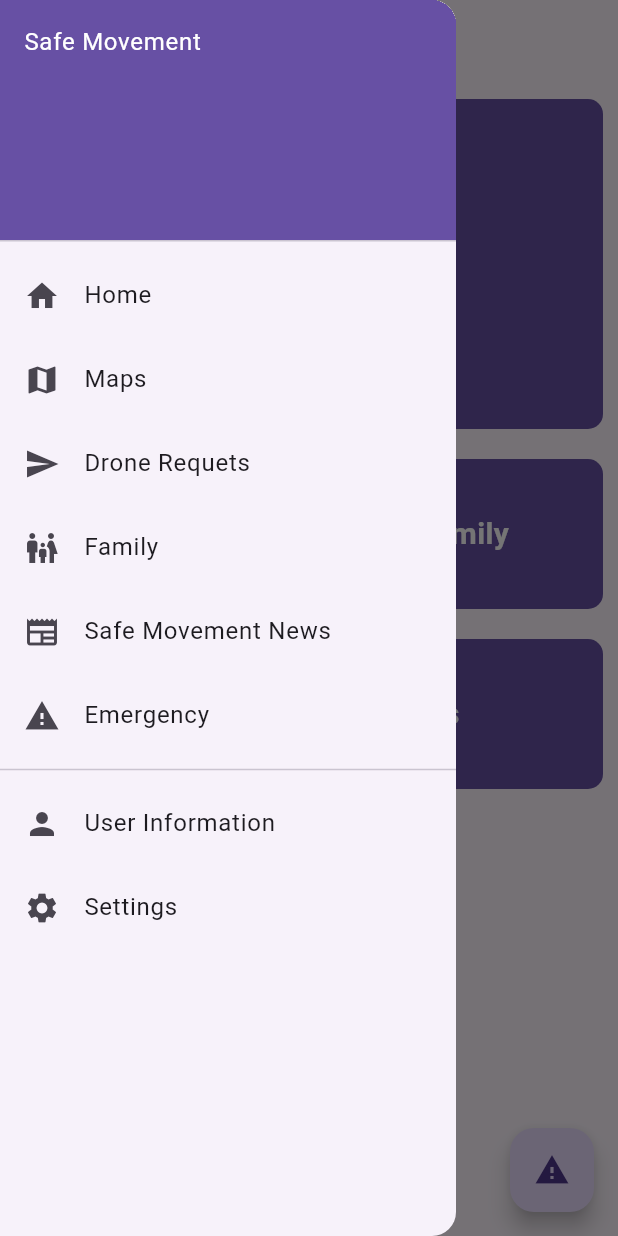
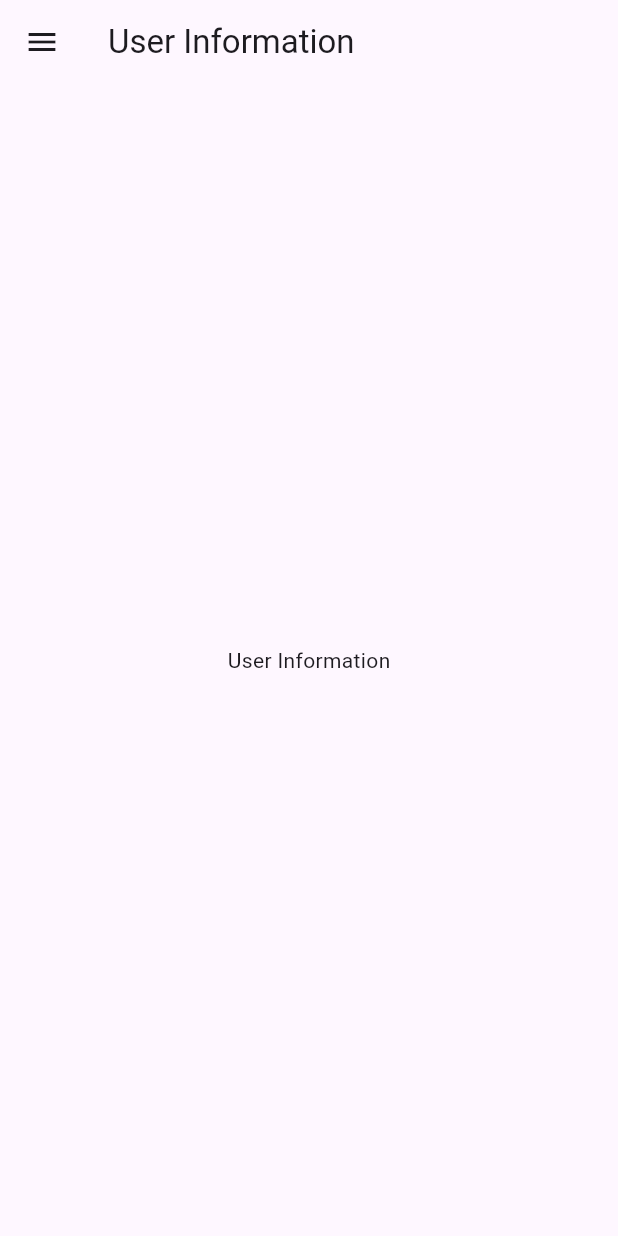
Before and after one commit to GDSCSafeMovement/safe_movement_app, a Flutter app: the MainScreen screen opened directly, in the side drawer, after a tap on "User Information", on a phone screen of 412 x 824 dp. Run offline on Flutter 3.47's test engine with Material 2 defaults, Android fonts, the phone set to English and light mode, and no system bars; our stand-ins replace cloud_firestore, firebase_auth, firebase_core, flutter_lorem, get, google_maps_flutter; missing offline and left inert: google_maps_flutter_android, google_maps_flutter_platform_interface; accounts and stored records are empty; generated files the repository leaves out were written again.

Commit message:
Feat: add user information screen as dummy

```diff
--- a/lib/screen/main_screen.dart
+++ b/lib/screen/main_screen.dart
@@ -7,6 +7,7 @@ import './drone_request/drone_request_screen.dart';
 import './emergency_screen.dart';
 import 'family/family_screen.dart';
 import 'safe_movement_news/safe_movement_news_screen.dart';
+import './user_information_screen.dart';
 
 class MainScreen extends StatefulWidget {
   const MainScreen({ super.key });
@@ -106,7 +107,10 @@ class _MainScreenState extends State<MainScreen> {
               ListTile(
                 leading: const Icon(Icons.person),
                 title: const Text("User Information"),
-                onTap: () {},
+                onTap: () {
+                  setWidget("User Information", const UserInformationScreen());
+                  Get.back();
+                },
               ),
               ListTile(
                 leading: const Icon(Icons.settings),
--- /dev/null
+++ b/lib/screen/user_information_screen.dart
@@ -0,0 +1,14 @@
+import 'package:flutter/material.dart';
+
+class UserInformationScreen extends StatelessWidget {
+  const UserInformationScreen({ super.key });
+
+  @override
+  Widget build(BuildContext context) {
+    return const Scaffold(
+      body: Center(
+        child: Text("User Information"),
+      ),
+    );
+  }
+}
```
